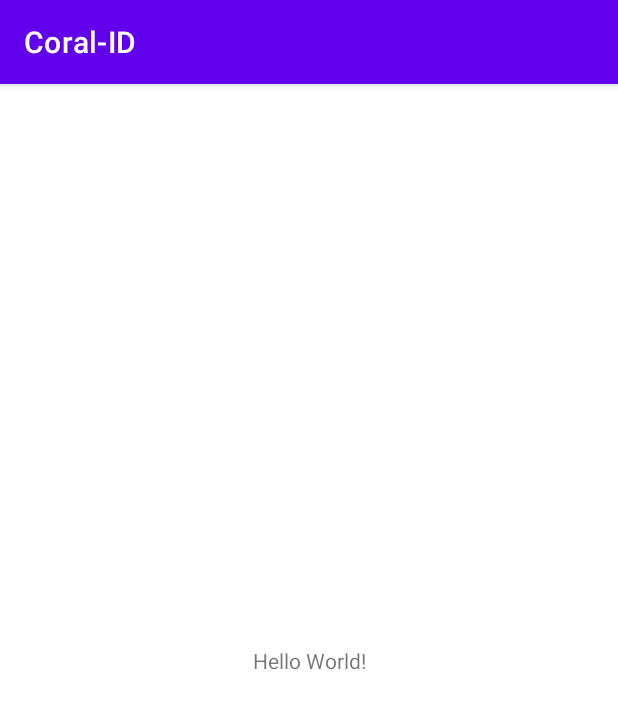
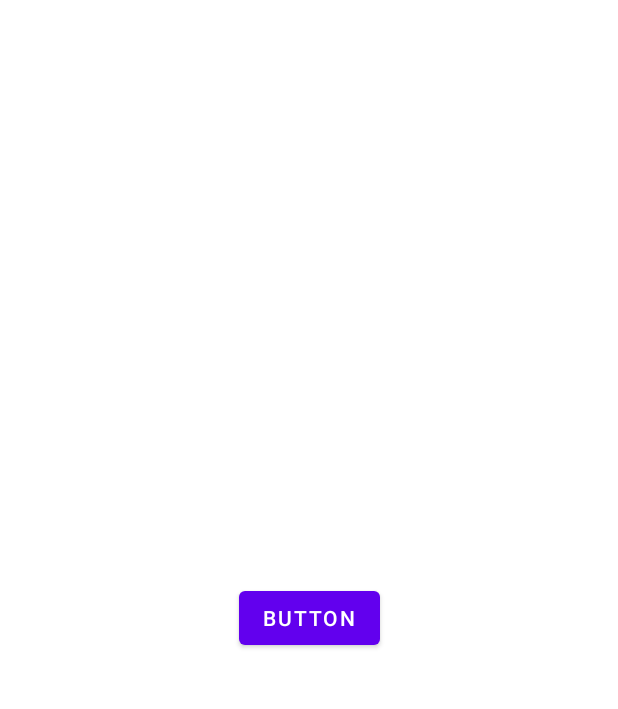
Before and after one commit to sayapakailinuxpak/Coral-ID, an Android app: the screen it shows after launch (HomeActivity), on a phone screen of 412 x 824 dp. Shown: the top 709 px of the screen. Run offline under Robolectric (Android 15) with nearby library versions, the phone set to English and light mode, and no system bars.

Commit message:
create home screen and data dummy

```diff
--- a/mobile/app/build.gradle
+++ b/mobile/app/build.gradle
@@ -44,6 +44,7 @@ dependencies {
     implementation 'androidx.appcompat:appcompat:1.2.0'
     implementation 'com.google.android.material:material:1.3.0'
     implementation 'androidx.constraintlayout:constraintlayout:2.0.4'
+    implementation 'androidx.legacy:legacy-support-v4:1.0.0'
     testImplementation 'junit:junit:4.+'
     androidTestImplementation 'androidx.test.ext:junit:1.1.2'
     androidTestImplementation 'androidx.test.espresso:espresso-core:3.3.0'
--- a/mobile/app/src/main/AndroidManifest.xml
+++ b/mobile/app/src/main/AndroidManifest.xml
@@ -1,6 +1,8 @@
 <?xml version="1.0" encoding="utf-8"?>
 <manifest xmlns:android="http://schemas.android.com/apk/res/android"
     package="com.bangkitcapstone.coral_id">
+
+    <uses-permission android:name="android.permission.INTERNET" />
 
     <application
         android:allowBackup="true"
--- a/mobile/app/src/main/java/com/bangkitcapstone/coral_id/ui/home/HomeActivity.kt
+++ b/mobile/app/src/main/java/com/bangkitcapstone/coral_id/ui/home/HomeActivity.kt
@@ -2,12 +2,17 @@ package com.bangkitcapstone.coral_id.ui.home
 
 import androidx.appcompat.app.AppCompatActivity
 import android.os.Bundle
+import androidx.fragment.app.Fragment
 import com.bangkitcapstone.coral_id.R
+import com.bangkitcapstone.coral_id.databinding.ActivityHomeBinding
 
 class HomeActivity : AppCompatActivity() {
 
+    private lateinit var binding: ActivityHomeBinding
+
     override fun onCreate(savedInstanceState: Bundle?) {
         super.onCreate(savedInstanceState)
-        setContentView(R.layout.activity_home)
+        binding = ActivityHomeBinding.inflate(layoutInflater)
+        setContentView(binding.root)
     }
 }
--- /dev/null
+++ b/mobile/app/src/main/java/com/bangkitcapstone/coral_id/ui/home/HomeFragment.kt
@@ -0,0 +1,38 @@
+package com.bangkitcapstone.coral_id.ui.home
+
+import android.os.Bundle
+import android.util.Log
+import androidx.fragment.app.Fragment
+import android.view.LayoutInflater
+import android.view.View
+import android.view.ViewGroup
+import com.bangkitcapstone.coral_id.R
+import com.bangkitcapstone.coral_id.data.DataCoral
+import com.bangkitcapstone.coral_id.databinding.FragmentHomeBinding
+import com.bangkitcapstone.coral_id.utils.DataDummy
+
+class HomeFragment : Fragment() {
+
+    private var _binding : FragmentHomeBinding? = null
+    private val binding get() = _binding
+
+    override fun onCreateView(
+        inflater: LayoutInflater, container: ViewGroup?,
+        savedInstanceState: Bundle?
+    ): View? {
+        // Inflate the layout for this fragment
+        _binding = FragmentHomeBinding.inflate(layoutInflater, container, false)
+        return binding?.root
+    }
+
+    override fun onViewCreated(view: View, savedInstanceState: Bundle?) {
+        super.onViewCreated(view, savedInstanceState)
+
+        /*val listCoral = DataDummy.generateDummyCoral()
+        Log.d("Lihat :", listCoral.toString())*/
+    }
+
+    companion object {
+
+    }
+}
--- a/mobile/app/src/main/res/layout/activity_home.xml
+++ b/mobile/app/src/main/res/layout/activity_home.xml
@@ -6,13 +6,12 @@
     android:layout_height="match_parent"
     tools:context=".ui.home.HomeActivity">
 
-    <TextView
-        android:layout_width="wrap_content"
-        android:layout_height="wrap_content"
-        android:text="Hello World!"
-        app:layout_constraintBottom_toBottomOf="parent"
-        app:layout_constraintLeft_toLeftOf="parent"
-        app:layout_constraintRight_toRightOf="parent"
-        app:layout_constraintTop_toTopOf="parent" />
+    <fragment
+        android:id="@+id/container"
+        android:name="androidx.navigation.fragment.NavHostFragment"
+        android:layout_width="match_parent"
+        android:layout_height="match_parent"
+        app:defaultNavHost="true"
+        app:navGraph="@navigation/nav" />
 
 </androidx.constraintlayout.widget.ConstraintLayout>
--- /dev/null
+++ b/mobile/app/src/main/res/layout/fragment_home.xml
@@ -0,0 +1,19 @@
+<?xml version="1.0" encoding="utf-8"?>
+<androidx.constraintlayout.widget.ConstraintLayout xmlns:android="http://schemas.android.com/apk/res/android"
+    xmlns:app="http://schemas.android.com/apk/res-auto"
+    xmlns:tools="http://schemas.android.com/tools"
+    android:layout_width="match_parent"
+    android:layout_height="match_parent"
+    tools:context=".ui.home.HomeFragment">
+
+
+    <Button
+        android:id="@+id/button"
+        android:layout_width="wrap_content"
+        android:layout_height="wrap_content"
+        android:text="Button"
+        app:layout_constraintBottom_toBottomOf="parent"
+        app:layout_constraintEnd_toEndOf="parent"
+        app:layout_constraintStart_toStartOf="parent"
+        app:layout_constraintTop_toTopOf="parent" />
+</androidx.constraintlayout.widget.ConstraintLayout>
--- /dev/null
+++ b/mobile/app/src/main/res/navigation/nav.xml
@@ -0,0 +1,12 @@
+<?xml version="1.0" encoding="utf-8"?>
+<navigation xmlns:android="http://schemas.android.com/apk/res/android"
+    xmlns:app="http://schemas.android.com/apk/res-auto"
+    xmlns:tools="http://schemas.android.com/tools"
+    android:id="@+id/nav"
+    app:startDestination="@id/homeFragment">
+    <fragment
+        android:id="@+id/homeFragment"
+        android:name="com.bangkitcapstone.coral_id.ui.home.HomeFragment"
+        android:label="fragment_home"
+        tools:layout="@layout/fragment_home" />
+</navigation>
--- a/mobile/app/src/main/res/values/strings.xml
+++ b/mobile/app/src/main/res/values/strings.xml
@@ -1,3 +1,5 @@
 <resources>
     <string name="app_name">Coral-ID</string>
+    <!-- TODO: Remove or change this placeholder text -->
+    <string name="hello_blank_fragment">Hello blank fragment</string>
 </resources>
--- a/mobile/app/src/main/res/values/themes.xml
+++ b/mobile/app/src/main/res/values/themes.xml
@@ -1,6 +1,6 @@
 <resources xmlns:tools="http://schemas.android.com/tools">
     <!-- Base application theme. -->
-    <style name="Theme.CoralID" parent="Theme.MaterialComponents.DayNight.DarkActionBar">
+    <style name="Theme.CoralID" parent="Theme.MaterialComponents.DayNight.NoActionBar">
         <!-- Primary brand color. -->
         <item name="colorPrimary">@color/purple_500</item>
         <item name="colorPrimaryVariant">@color/purple_700</item>
```
Also changed, not shown: mobile/app/src/main/java/com/bangkitcapstone/coral_id/data/DataCoral.kt (added, +14 -0 lines), mobile/app/src/main/java/com/bangkitcapstone/coral_id/utils/DataDummy.kt (added, +29 -0 lines).
